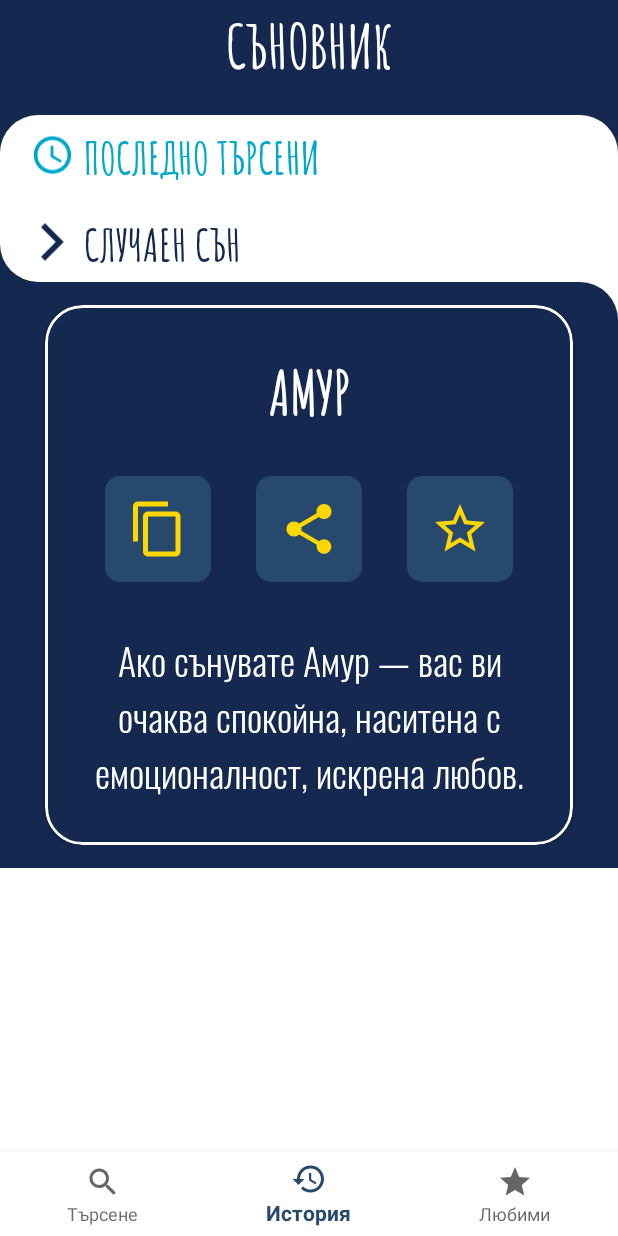
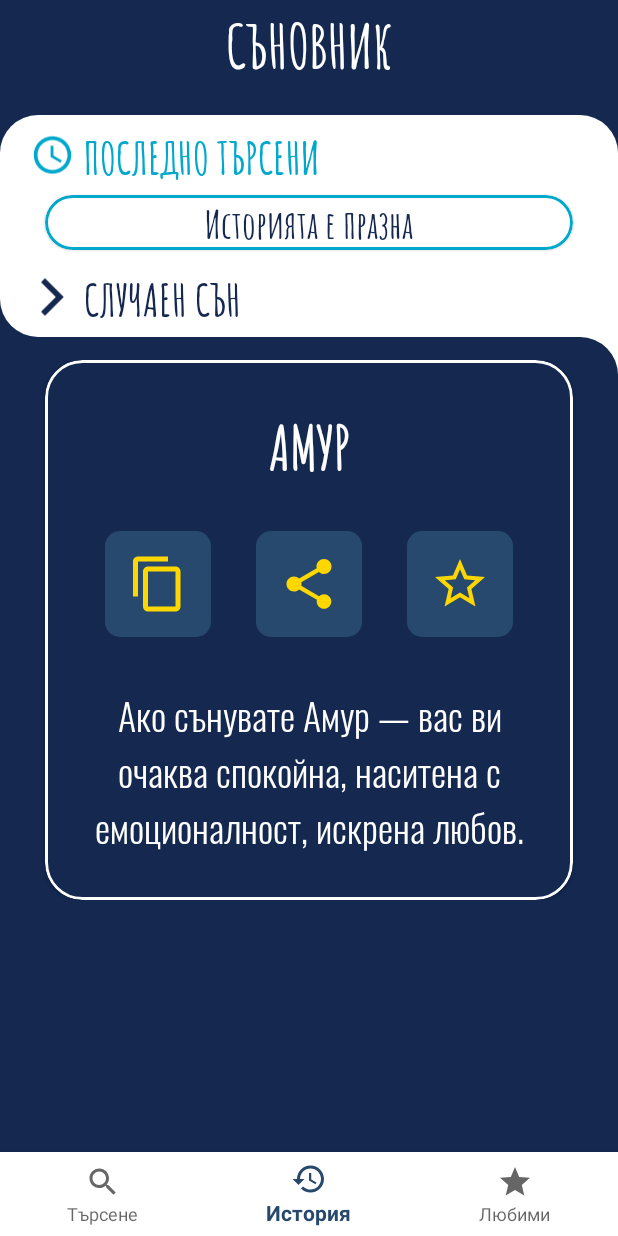
Before and after one commit to pepper90/KnowYourDreams, an Android app: the screen it shows after launch (Dashboard), item 2 of the bottom bar chosen, on a phone screen of 412 x 824 dp. Run offline under Robolectric (Android 15) with nearby library versions, the phone set to English and light mode, and no system bars; our stand-ins replace navigation-ui.

Commit message:
Updated History fragment - Added History functionality Updated Dashboard.kt - Added fragments show/hide functionality

```diff
--- a/app/src/main/java/com/jpdevzone/knowyourdreams/adapters/RecyclerViewAdapter.kt
+++ b/app/src/main/java/com/jpdevzone/knowyourdreams/adapters/RecyclerViewAdapter.kt
@@ -1,5 +1,6 @@
 package com.jpdevzone.knowyourdreams.adapters
 
+import android.annotation.SuppressLint
 import android.view.LayoutInflater
 import android.view.View
 import android.view.ViewGroup
@@ -30,7 +31,7 @@ class RecyclerViewAdapter(private val dreams: ArrayList<Dream>, private val list
             val item = tempDreams[position].dreamItem
             val definition = tempDreams[position].dreamDefinition
             if (position != RecyclerView.NO_POSITION) {
-                listener.onItemClick(position,item,definition,currentItem)
+                listener.onItemClick(item,definition,currentItem)
             }
         }
     }
@@ -61,7 +62,7 @@ class RecyclerViewAdapter(private val dreams: ArrayList<Dream>, private val list
     override fun getItemCount() = tempDreams.size
 
     interface OnItemClickListener {
-        fun onItemClick(position: Int, item: String, definition: String, currentItem: Dream)
+        fun onItemClick(item: String, definition: String, currentItem: Dream)
     }
 
     override fun getFilter(): Filter {
@@ -83,6 +84,7 @@ class RecyclerViewAdapter(private val dreams: ArrayList<Dream>, private val list
                 return filterResults
             }
 
+            @SuppressLint("NotifyDataSetChanged")
             override fun publishResults(constraint: CharSequence?, results: FilterResults?) {
                 @Suppress("UNCHECKED_CAST")
                 tempDreams = results?.values as ArrayList<Dream>
--- a/app/src/main/java/com/jpdevzone/knowyourdreams/fragments/HistoryFragment.kt
+++ b/app/src/main/java/com/jpdevzone/knowyourdreams/fragments/HistoryFragment.kt
@@ -9,10 +9,11 @@ import androidx.recyclerview.widget.DividerItemDecoration
 import androidx.recyclerview.widget.LinearLayoutManager
 import androidx.recyclerview.widget.RecyclerView
 import com.jpdevzone.knowyourdreams.Constants
+import com.jpdevzone.knowyourdreams.Dream
 import com.jpdevzone.knowyourdreams.adapters.HistoryAdapter
 import com.jpdevzone.knowyourdreams.databinding.FragmentHistoryBinding
 
-class HistoryFragment : Fragment() {
+class HistoryFragment : Fragment(), HistoryAdapter.OnItemClickListener {
     private lateinit var binding: FragmentHistoryBinding
     private val history = Constants.history
 
@@ -36,14 +37,30 @@ class HistoryFragment : Fragment() {
     override fun onHiddenChanged(hidden: Boolean) {
         super.onHiddenChanged(hidden)
         if (!hidden) {
+            if (history.size == 0) {
+                binding.tvEmptyHistory.visibility = View.VISIBLE
+            } else {
+                binding.tvEmptyHistory.visibility = View.GONE
+            }
             val historyRecyclerView: RecyclerView = binding.historyRecyclerView
             historyRecyclerView.setHasFixedSize(true)
-            historyRecyclerView.addItemDecoration(DividerItemDecoration(this.context, DividerItemDecoration.VERTICAL))
             val mLayoutManager: RecyclerView.LayoutManager = LinearLayoutManager(context, RecyclerView.VERTICAL,true)
-            val mAdapter: RecyclerView.Adapter<*> = HistoryAdapter(history)
+            val mAdapter: RecyclerView.Adapter<*> = HistoryAdapter(history,this)
 
             historyRecyclerView.layoutManager = mLayoutManager
             historyRecyclerView.adapter = mAdapter
         }
     }
+
+    override fun onItemClick(item: String, definition: String) {
+        val args = Bundle()
+        args.putString("Item", item)
+        args.putString("Definition", definition)
+
+        val inflatedFragment = InflatedItemFragment()
+        inflatedFragment.arguments = args
+        val fm = requireActivity().supportFragmentManager
+
+        inflatedFragment.show(fm, "inflatedItem")
+    }
 }
--- a/app/src/main/java/com/jpdevzone/knowyourdreams/fragments/SearchFragment.kt
+++ b/app/src/main/java/com/jpdevzone/knowyourdreams/fragments/SearchFragment.kt
@@ -96,7 +96,7 @@ class SearchFragment : Fragment(), RecyclerViewAdapter.OnItemClickListener, Alph
         return history
     }
 
-    override fun onItemClick(position: Int, item: String, definition: String, currentItem: Dream) {
+    override fun onItemClick(item: String, definition: String, currentItem: Dream) {
         history(currentItem)
         println(history.size)
         val args = Bundle()
--- a/app/src/main/res/layout/fragment_history.xml
+++ b/app/src/main/res/layout/fragment_history.xml
@@ -4,7 +4,7 @@
     xmlns:tools="http://schemas.android.com/tools"
     android:layout_width="match_parent"
     android:layout_height="match_parent"
-    android:background="@color/white"
+    android:background="@color/blue_700"
     tools:context=".fragments.HistoryFragment"
     android:scrollbars="none">
 
@@ -44,6 +44,7 @@
                     tools:ignore="UseCompoundDrawables,UselessParent">
 
                     <ImageView
+                        android:id="@+id/iv_lastSearched"
                         android:layout_width="wrap_content"
                         android:layout_height="match_parent"
                         android:layout_gravity="center_vertical"
@@ -53,6 +54,7 @@
                         tools:ignore="ContentDescription" />
 
                     <TextView
+                        android:id="@+id/tv_lastSearched"
                         android:layout_width="wrap_content"
                         android:layout_height="wrap_content"
                         android:layout_gravity="center_vertical"
@@ -82,6 +84,18 @@
             app:cardCornerRadius="25dp"
             app:strokeColor="@color/teal_200"
             app:strokeWidth="2dp">
+
+            <TextView
+                android:id="@+id/tv_emptyHistory"
+                android:layout_width="match_parent"
+                android:layout_height="wrap_content"
+                android:fontFamily="@font/amaticsc_bold"
+                android:text="@string/empty"
+                android:gravity="center_horizontal"
+                android:textAlignment="center"
+                android:textColor="@color/blue_700"
+                android:textSize="25sp"
+                android:visibility="gone"/>
 
             <androidx.recyclerview.widget.RecyclerView
                 android:id="@+id/historyRecyclerView"
--- a/app/src/main/res/layout/history_item_dream.xml
+++ b/app/src/main/res/layout/history_item_dream.xml
@@ -3,7 +3,8 @@
     xmlns:android="http://schemas.android.com/apk/res/android"
     android:layout_width="match_parent"
     android:layout_height="wrap_content"
-    xmlns:tools="http://schemas.android.com/tools">
+    xmlns:tools="http://schemas.android.com/tools"
+    android:layout_marginBottom="1dp">
 
     <RelativeLayout
         android:id="@+id/relativeLayout"
@@ -56,7 +57,7 @@
             <LinearLayout
                 android:id="@+id/historyLinear2"
                 android:layout_width="0dp"
-                android:layout_height="wrap_content"
+                android:layout_height="match_parent"
                 android:layout_weight="0.2"
                 android:layout_gravity="center_vertical"
                 android:gravity="center"
--- a/app/src/main/res/values/strings.xml
+++ b/app/src/main/res/values/strings.xml
@@ -8,4 +8,5 @@
     <string name="recent">ПОСЛЕДНО ТЪРСЕНИ</string>
     <string name="random">СЛУЧАЕН СЪН</string>
     <string name="copyDream">Копиране</string>
+    <string name="empty">Историята е празна</string>
 </resources>
```
Also changed, not shown: app/src/main/java/com/jpdevzone/knowyourdreams/adapters/HistoryAdapter.kt (+27 -11 lines), app/src/main/res/layout/item_dream.xml (+7 -7 lines).
